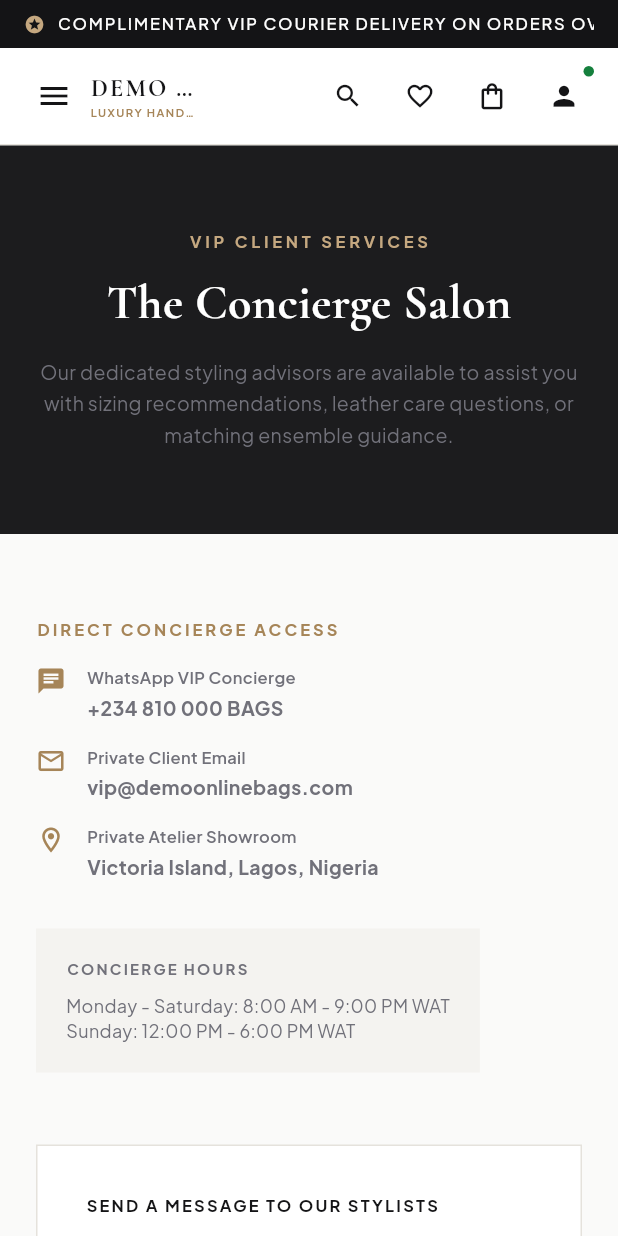
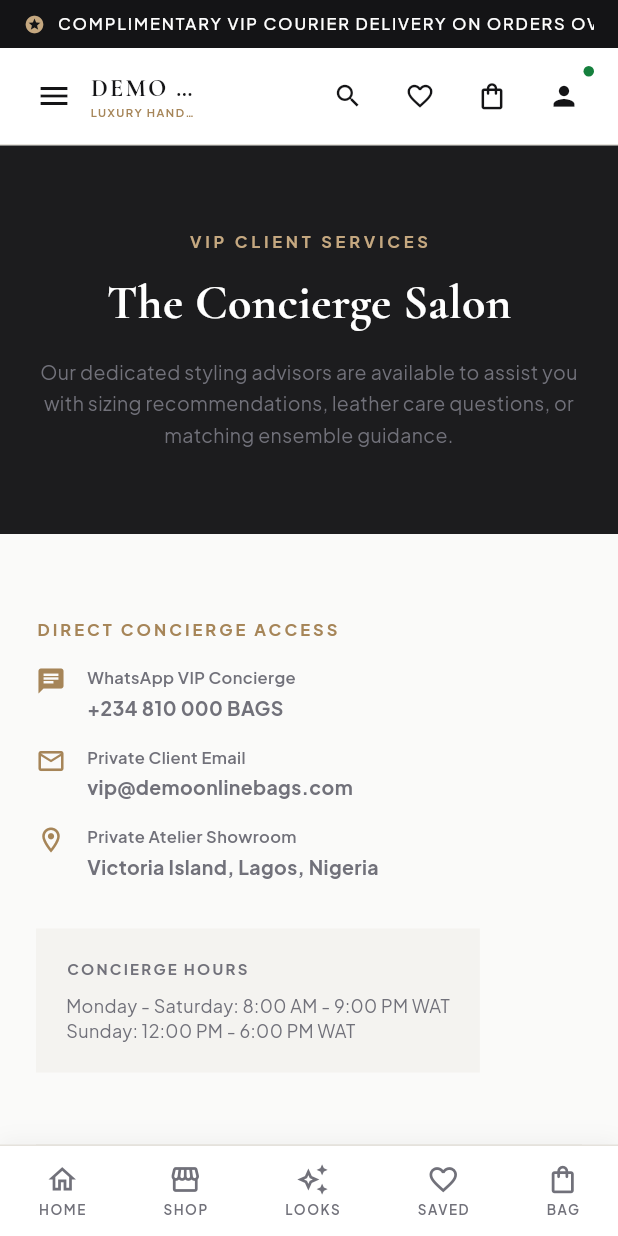
Before and after one commit to olamideQA/demoonlinebags, a Flutter app: the ContactScreen screen opened by its route, on a phone screen of 412 x 824 dp. Run offline on Flutter 3.47's test engine with Material 3 defaults, Android fonts, the phone set to English and light mode, and no system bars; our stand-ins replace cached_network_image, flutter_riverpod, go_router, google_fonts, supabase_flutter; accounts and stored records are empty; network calls fail.

Commit message:
feat(nav): add prominent SHOP tab in header and drawer, full mobile bottom navigation bar, and responsive shop layout

```diff
--- a/lib/features/about/about_screen.dart
+++ b/lib/features/about/about_screen.dart
@@ -5,6 +5,7 @@ import 'package:google_fonts/google_fonts.dart';
 import '../../core/theme/app_theme.dart';
 import '../common/announcement_bar.dart';
 import '../common/cart_drawer.dart';
+import '../common/luxury_bottom_nav.dart';
 import '../common/luxury_footer.dart';
 import '../common/luxury_header.dart';
 
@@ -16,6 +17,7 @@ class AboutScreen extends StatelessWidget {
     final isMobile = MediaQuery.of(context).size.width < 900;
 
     return Scaffold(
+      bottomNavigationBar: isMobile ? const LuxuryBottomNav() : null,
       body: Stack(
         children: [
           SingleChildScrollView(
--- /dev/null
+++ b/lib/features/common/luxury_bottom_nav.dart
@@ -0,0 +1,184 @@
+import 'package:flutter/material.dart';
+import 'package:flutter_riverpod/flutter_riverpod.dart';
+import 'package:go_router/go_router.dart';
+import 'package:google_fonts/google_fonts.dart';
+import '../../core/providers/cart_provider.dart';
+import '../../core/providers/products_provider.dart';
+import '../../core/providers/wishlist_provider.dart';
+import '../../core/theme/app_theme.dart';
+
+class LuxuryBottomNav extends ConsumerWidget {
+  const LuxuryBottomNav({super.key});
+
+  @override
+  Widget build(BuildContext context, WidgetRef ref) {
+    final location = GoRouterState.of(context).uri.toString();
+    final cartState = ref.watch(cartProvider);
+    final wishlist = ref.watch(wishlistProvider);
+
+    return Container(
+      decoration: BoxDecoration(
+        color: Colors.white,
+        border: Border(top: BorderSide(color: AppTheme.borderSubtle)),
+        boxShadow: [
+          BoxShadow(
+            color: Colors.black.withValues(alpha: 0.04),
+            blurRadius: 10,
+            offset: const Offset(0, -3),
+          ),
+        ],
+      ),
+      child: SafeArea(
+        top: false,
+        child: SizedBox(
+          height: 60,
+          child: Row(
+            mainAxisAlignment: MainAxisAlignment.spaceAround,
+            children: [
+              // 1. Home
+              _NavItem(
+                icon: Icons.home_outlined,
+                activeIcon: Icons.home,
+                label: 'HOME',
+                isActive: location == '/',
+                onTap: () => context.go('/'),
+              ),
+
+              // 2. SHOP (Direct Shop Page Access)
+              _NavItem(
+                icon: Icons.storefront_outlined,
+                activeIcon: Icons.storefront,
+                label: 'SHOP',
+                isHighlighted: true,
+                isActive: location == '/shop',
+                onTap: () {
+                  ref.read(selectedProductTypeProvider.notifier).state = null;
+                  ref.read(selectedCategorySlugProvider.notifier).state = null;
+                  context.go('/shop');
+                },
+              ),
+
+              // 3. Complete The Look (Pairings)
+              _NavItem(
+                icon: Icons.auto_awesome_outlined,
+                activeIcon: Icons.auto_awesome,
+                label: 'LOOKS',
+                isActive: location == '/pairings',
+                onTap: () => context.go('/pairings'),
+              ),
+
+              // 4. Saved Wishlist
+              _NavItem(
+                icon: Icons.favorite_border,
+                activeIcon: Icons.favorite,
+                label: 'SAVED',
+                badgeCount: wishlist.length,
+                isActive: false,
+                onTap: () {
+                  ref.read(selectedProductTypeProvider.notifier).state = null;
+                  context.go('/shop');
+                },
+              ),
+
+              // 5. Shopping Bag / Cart
+              _NavItem(
+                icon: Icons.shopping_bag_outlined,
+                activeIcon: Icons.shopping_bag,
+                label: 'BAG',
+                badgeCount: cartState.totalItemCount,
+                isActive: false,
+                onTap: () {
+                  ref.read(cartProvider.notifier).toggleDrawer(true);
+                },
+              ),
+            ],
+          ),
+        ),
+      ),
+    );
+  }
+}
+
+class _NavItem extends StatelessWidget {
+  final IconData icon;
+  final IconData activeIcon;
+  final String label;
+  final bool isActive;
+  final bool isHighlighted;
+  final int badgeCount;
+  final VoidCallback onTap;
+
+  const _NavItem({
+    required this.icon,
+    required this.activeIcon,
+    required this.label,
+    required this.isActive,
+    this.isHighlighted = false,
+    this.badgeCount = 0,
+    required this.onTap,
+  });
+
+  @override
+  Widget build(BuildContext context) {
+    final activeColor = isHighlighted ? AppTheme.primaryGoldDark : AppTheme.obsidianNoir;
+    final inactiveColor = AppTheme.textMuted;
+    final color = isActive ? activeColor : inactiveColor;
+
+    return InkWell(
+      onTap: onTap,
+      splashColor: Colors.transparent,
+      highlightColor: Colors.transparent,
+      child: Padding(
+        padding: const EdgeInsets.symmetric(horizontal: 10, vertical: 6),
+        child: Column(
+          mainAxisAlignment: MainAxisAlignment.center,
+          mainAxisSize: MainAxisSize.min,
+          children: [
+            Stack(
+              clipBehavior: Clip.none,
+              children: [
+                Icon(
+                  isActive ? activeIcon : icon,
+                  color: color,
+                  size: 22,
+                ),
+                if (badgeCount > 0)
+                  Positioned(
+                    right: -8,
+                    top: -4,
+                    child: Container(
+                      padding: const EdgeInsets.all(3),
+                      decoration: const BoxDecoration(
+                        color: AppTheme.primaryGold,
+                        shape: BoxShape.circle,
+                      ),
+                      constraints: const BoxConstraints(minWidth: 15, minHeight: 15),
+                      child: Text(
+                        '$badgeCount',
+                        style: GoogleFonts.plusJakartaSans(
+                          color: Colors.white,
+                          fontSize: 8.5,
+                          fontWeight: FontWeight.bold,
+                        ),
+                        textAlign: TextAlign.center,
+                      ),
+                    ),
+                  ),
+              ],
+            ),
+            const SizedBox(height: 3),
+            Text(
+              label,
+              style: GoogleFonts.plusJakartaSans(
+                fontSize: 9,
+                fontWeight: isActive ? FontWeight.w800 : FontWeight.w600,
+                letterSpacing: 1.0,
+                color: color,
+              ),
+            ),
+          ],
+        ),
+      ),
+    );
+  }
+}
--- a/lib/features/common/luxury_header.dart
+++ b/lib/features/common/luxury_header.dart
@@ -86,7 +86,17 @@ class LuxuryHeader extends ConsumerWidget implements PreferredSizeWidget {
                   children: [
                     const SizedBox(width: 28),
                     _NavLink(
-                      title: 'BAGS',
+                      title: 'SHOP',
+                      isHighlighted: true,
+                      onTap: () {
+                        ref.read(selectedProductTypeProvider.notifier).state = null;
+                        ref.read(selectedCategorySlugProvider.notifier).state = null;
+                        context.go('/shop');
+                      },
+                    ),
+                    const SizedBox(width: 18),
+                    _NavLink(
+                      title: 'HANDBAGS',
                       onTap: () {
                         ref.read(selectedProductTypeProvider.notifier).state = 'bag';
                         ref.read(selectedCategorySlugProvider.notifier).state = null;
@@ -105,17 +115,7 @@ class LuxuryHeader extends ConsumerWidget implements PreferredSizeWidget {
                     const SizedBox(width: 18),
                     _NavLink(
                       title: 'COMPLETE THE LOOK',
-                      isHighlighted: true,
                       onTap: () => context.go('/pairings'),
-                    ),
-                    const SizedBox(width: 18),
-                    _NavLink(
-                      title: 'ALL CREATIONS',
-                      onTap: () {
-                        ref.read(selectedProductTypeProvider.notifier).state = null;
-                        ref.read(selectedCategorySlugProvider.notifier).state = null;
-                        context.go('/shop');
-                      },
                     ),
                     const SizedBox(width: 18),
                     _NavLink(
@@ -387,6 +387,33 @@ class LuxuryHeader extends ConsumerWidget implements PreferredSizeWidget {
                     ),
 
                   const Divider(height: 16),
+                  Container(
+                    color: AppTheme.surfaceGrey,
+                    child: ListTile(
+                      title: Text(
+                        'SHOP ALL CREATIONS',
+                        style: GoogleFonts.plusJakartaSans(
+                          fontWeight: FontWeight.w800,
+                          fontSize: 13,
+                          letterSpacing: 1.2,
+                          color: AppTheme.obsidianNoir,
+                        ),
+                      ),
+                      subtitle: Text(
+                        'Explore all handbags & footwear',
+                        style: GoogleFonts.plusJakartaSans(fontSize: 10, color: AppTheme.textMuted),
+                      ),
+                      leading: const Icon(Icons.storefront, color: AppTheme.primaryGold),
+                      trailing: const Icon(Icons.arrow_forward_ios, size: 12, color: AppTheme.primaryGold),
+                      onTap: () {
+                        Navigator.pop(ctx);
+                        ref.read(selectedProductTypeProvider.notifier).state = null;
+                        ref.read(selectedCategorySlugProvider.notifier).state = null;
+                        context.go('/shop');
+                      },
+                    ),
+                  ),
+                  const SizedBox(height: 8),
                   ListTile(
                     title: const Text('HANDBAGS & TOTES'),
                     leading: const Icon(Icons.shopping_bag_outlined, color: AppTheme.primaryGold),
--- a/lib/features/contact/contact_screen.dart
+++ b/lib/features/contact/contact_screen.dart
@@ -5,6 +5,7 @@ import '../../core/config/app_config.dart';
 import '../../core/theme/app_theme.dart';
 import '../common/announcement_bar.dart';
 import '../common/cart_drawer.dart';
+import '../common/luxury_bottom_nav.dart';
 import '../common/luxury_footer.dart';
 import '../common/luxury_header.dart';
 
@@ -60,6 +61,7 @@ class _ContactScreenState extends State<ContactScreen> {
     final isMobile = MediaQuery.of(context).size.width < 900;
 
     return Scaffold(
+      bottomNavigationBar: isMobile ? const LuxuryBottomNav() : null,
       body: Stack(
         children: [
           SingleChildScrollView(
--- a/lib/features/home/home_screen.dart
+++ b/lib/features/home/home_screen.dart
@@ -10,6 +10,7 @@ import '../../core/providers/site_settings_provider.dart';
 import '../../core/theme/app_theme.dart';
 import '../common/announcement_bar.dart';
 import '../common/cart_drawer.dart';
+import '../common/luxury_bottom_nav.dart';
 import '../common/luxury_footer.dart';
 import '../common/luxury_header.dart';
 import '../common/product_card.dart';
@@ -29,6 +30,7 @@ class HomeScreen extends ConsumerWidget {
     final shoeProducts = products.where((p) => p.productType == 'shoe').take(4).toList();
 
     return Scaffold(
+      bottomNavigationBar: isMobile ? const LuxuryBottomNav() : null,
       body: Stack(
         children: [
           SingleChildScrollView(
--- a/lib/features/pairings/pairings_screen.dart
+++ b/lib/features/pairings/pairings_screen.dart
@@ -9,6 +9,7 @@ import '../../core/providers/products_provider.dart';
 import '../../core/theme/app_theme.dart';
 import '../common/announcement_bar.dart';
 import '../common/cart_drawer.dart';
+import '../common/luxury_bottom_nav.dart';
 import '../common/luxury_footer.dart';
 import '../common/luxury_header.dart';
 
@@ -22,6 +23,7 @@ class PairingsScreen extends ConsumerWidget {
     final pairings = pairingsAsync.value ?? [];
 
     return Scaffold(
+      bottomNavigationBar: isMobile ? const LuxuryBottomNav() : null,
       body: Stack(
         children: [
           SingleChildScrollView(
--- a/lib/features/product_details/product_details_screen.dart
+++ b/lib/features/product_details/product_details_screen.dart
@@ -11,6 +11,7 @@ import '../../core/services/supabase_service.dart';
 import '../../core/theme/app_theme.dart';
 import '../common/announcement_bar.dart';
 import '../common/cart_drawer.dart';
+import '../common/luxury_bottom_nav.dart';
 import '../common/luxury_footer.dart';
 import '../common/luxury_header.dart';
 
@@ -103,6 +104,7 @@ class _ProductDetailsScreenState extends ConsumerState<ProductDetailsScreen> {
         pair.bagProductId == p.id || pair.shoeProductId == p.id).firstOrNull;
 
     return Scaffold(
+      bottomNavigationBar: isMobile ? const LuxuryBottomNav() : null,
       body: Stack(
         children: [
           SingleChildScrollView(
```
Also changed, not shown: lib/features/shop/shop_screen.dart (+60 -6 lines).
